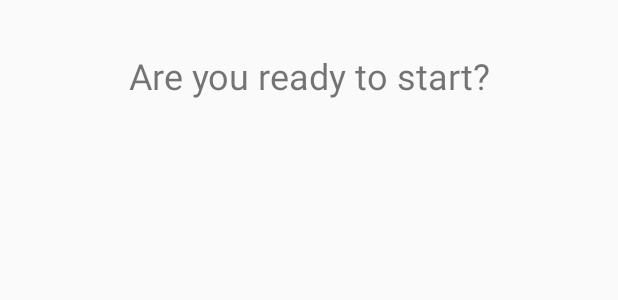
After one commit to valbert29/SummerPractice2018, an Android app: the layout dialogf_lay.xml on its own in the app's theme, with its tools: preview values and no code run, on a phone screen of 412 x 824 dp. The commit adds this screen. Shown: the top 300 px of the screen. Run offline under Robolectric (Android 15) with nearby library versions, the phone set to English and light mode, and no system bars.

Commit message:
start dialog

```diff
--- /dev/null
+++ b/app/src/main/java/mm/memeonare/MyListener.java
@@ -0,0 +1,5 @@
+package mm.memeonare;
+
+public interface MyListener {
+    void callback();
+}
--- /dev/null
+++ b/app/src/main/res/layout/dialogf_lay.xml
@@ -0,0 +1,28 @@
+<?xml version="1.0" encoding="utf-8"?>
+<android.support.constraint.ConstraintLayout xmlns:android="http://schemas.android.com/apk/res/android"
+    xmlns:app="http://schemas.android.com/apk/res-auto"
+    xmlns:tools="http://schemas.android.com/tools"
+    android:layout_width="match_parent"
+    android:layout_height="100dp"
+    android:background="@null"
+    android:orientation="vertical"
+    tools:context=".DialogF">
+
+
+    <TextView
+        android:id="@+id/textView2"
+        android:layout_width="321dp"
+        android:layout_height="70dp"
+        android:layout_marginBottom="8dp"
+        android:layout_marginEnd="8dp"
+        android:layout_marginStart="8dp"
+        android:layout_marginTop="8dp"
+        android:gravity="center"
+        android:text="Are you ready to start?"
+        android:textAlignment="center"
+        android:textSize="24sp"
+        app:layout_constraintBottom_toBottomOf="parent"
+        app:layout_constraintEnd_toEndOf="parent"
+        app:layout_constraintStart_toStartOf="parent"
+        app:layout_constraintTop_toTopOf="parent" />
+</android.support.constraint.ConstraintLayout>
```
Also changed, not shown: app/src/main/java/mm/memeonare/DialogF.java (added, +53 -0 lines), app/src/main/java/mm/memeonare/GameActivity.java (+8 -2 lines), app/src/main/res/layout/activity_game.xml (+6 -6 lines), 1 other file.
